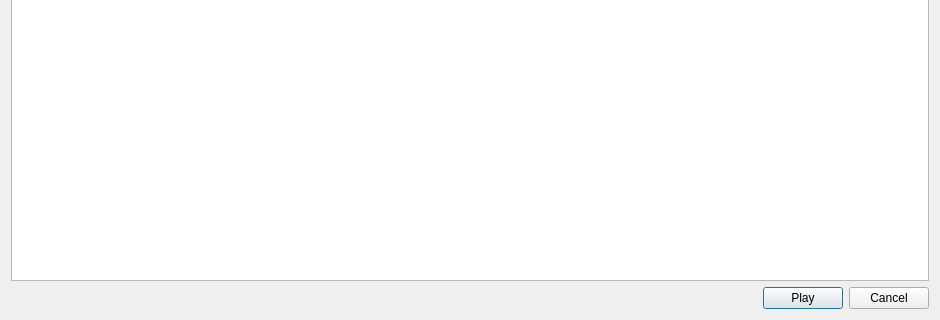
This is src/client/ui/playdialog.ui in missdeer/imchenwen as Qt 5 draws it before an edit; both pictures show x 0 to 940 and y 171 to 491 of the 940 by 491 pixel window. The edited form follows.
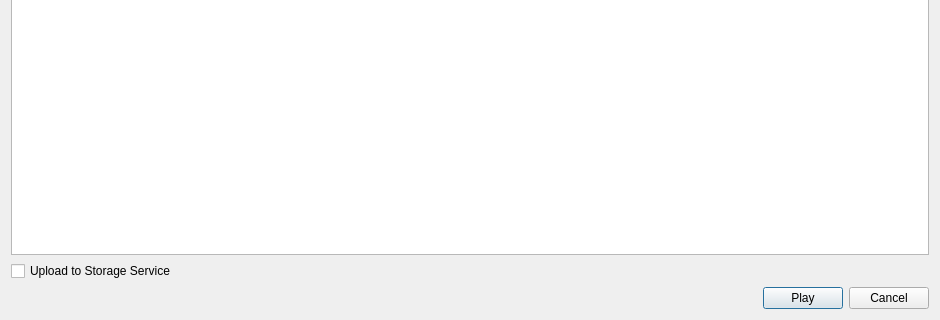
This is the edited form.

Commit message: (*)storage service WIP

Patch:
```diff
--- a/src/client/ui/playdialog.ui
+++ b/src/client/ui/playdialog.ui
@@ -55,6 +55,13 @@
      </property>
     </widget>
    </item>
+   <item>
+    <widget class="QCheckBox" name="btnStorage">
+     <property name="text">
+      <string>Upload to Storage Service</string>
+     </property>
+    </widget>
+   </item>
    <item>
     <layout class="QHBoxLayout" name="horizontalLayout_2" stretch="1,0,0">
      <item>
```
The commit also changes 5 other files.
